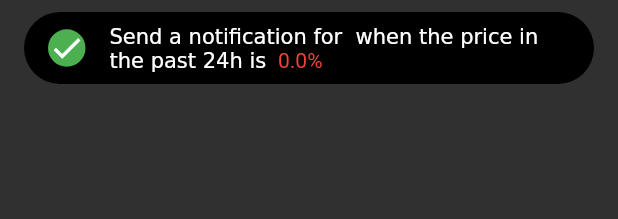
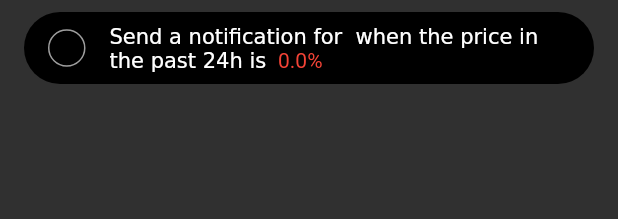
Before and after one commit to Andres-R/MyCryptoWatch, a Flutter app: the SettingCard widget shown alone on an empty page, opened directly with empty values, on a phone screen of 412 x 824 dp. Shown: the top 219 px of the screen. Run offline on Flutter 3.47's test engine with Material 2 defaults, Android fonts, the phone set to English and light mode, and no system bars; our stand-ins replace bloc, currency_text_input_formatter, equatable, flutter_bloc, sqflite; accounts and stored records are empty.

Commit message:
updated delete card

```diff
--- a/lib/ui/screens/delete_notification_screen.dart
+++ b/lib/ui/screens/delete_notification_screen.dart
@@ -218,15 +218,20 @@ class _SettingCardState extends State<SettingCard> {
               Container(
                 height: 25,
                 width: 25,
-                decoration: const BoxDecoration(
-                  color: Colors.green,
+                decoration: BoxDecoration(
+                  color: widget.hasBeenPressed ? Colors.green : Colors.black,
                   shape: BoxShape.circle,
+                  border: Border.all(
+                    color: widget.hasBeenPressed ? Colors.green : Colors.grey,
+                  ),
                 ),
-                child: const Center(
-                  child: Icon(
-                    Icons.check,
-                    color: Colors.white,
-                  ),
+                child: Center(
+                  child: widget.hasBeenPressed
+                      ? const Icon(
+                          Icons.check,
+                          color: Colors.white,
+                        )
+                      : Container(),
                 ),
               ),
               const SizedBox(width: 16),
```
